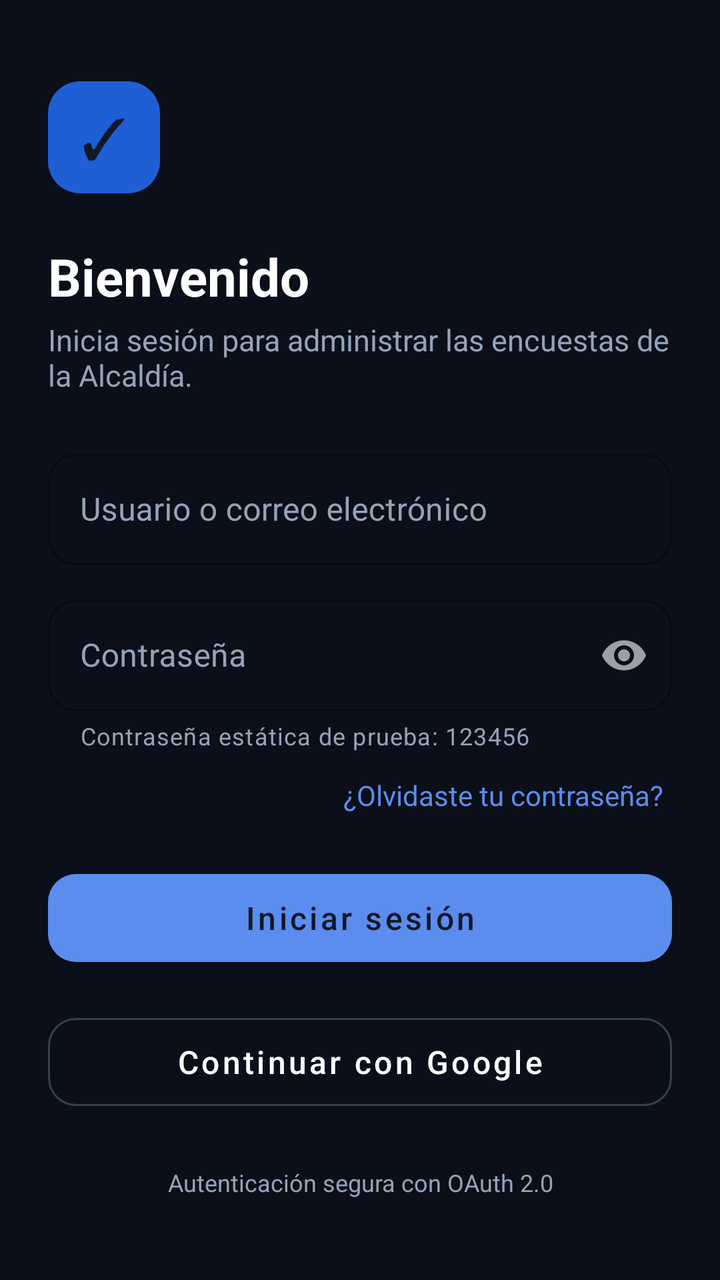
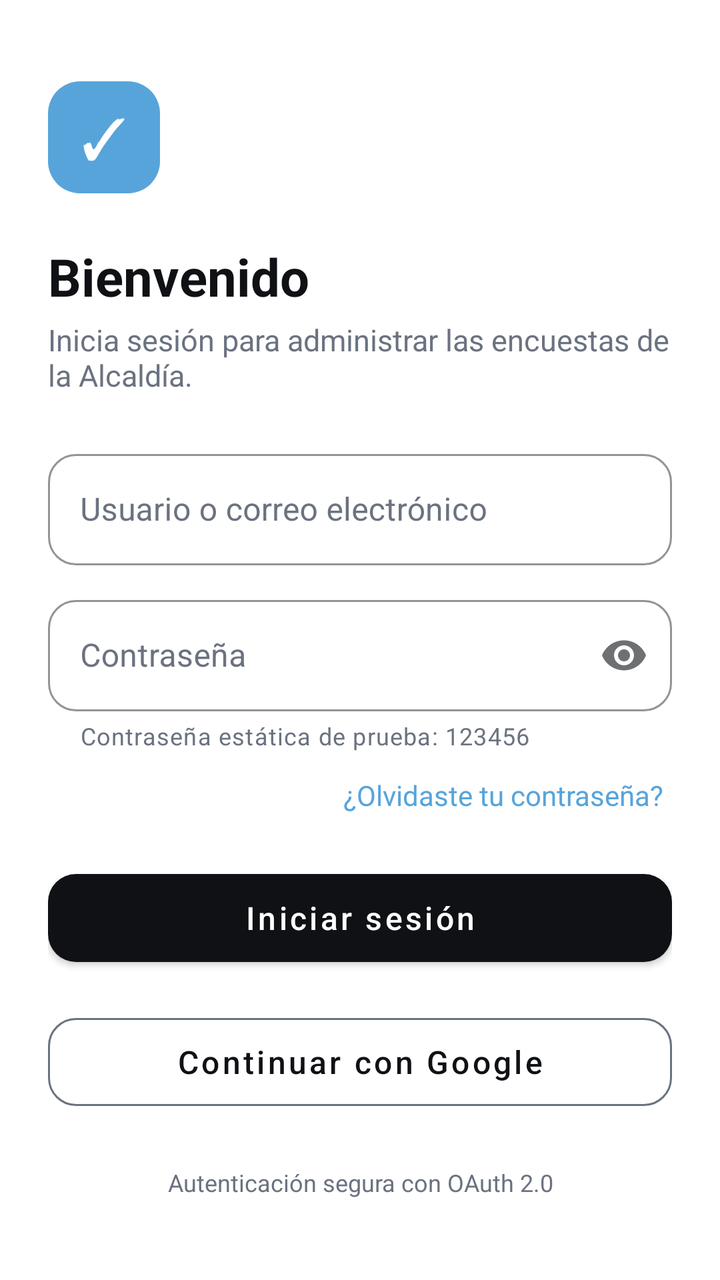

An Android layout rendered at two revisions. The XML below is the earlier revision; the diff shows what the commit changed to produce the second picture.
<!-- AndroidManifest.xml: application theme Theme.App_Encuestas -->
<!-- res/layout/activity_login.xml -->
<?xml version="1.0" encoding="utf-8"?>
<ScrollView xmlns:android="http://schemas.android.com/apk/res/android"
    xmlns:app="http://schemas.android.com/apk/res-auto"
    android:layout_width="match_parent"
    android:layout_height="match_parent"
    android:background="#0B0F19"
    android:fillViewport="true"
    android:fitsSystemWindows="true">

    <LinearLayout
        android:layout_width="match_parent"
        android:layout_height="wrap_content"
        android:gravity="center_vertical"
        android:orientation="vertical"
        android:padding="24dp">

        <TextView
            android:layout_width="56dp"
            android:layout_height="56dp"
            android:background="@drawable/bg_logo"
            android:gravity="center"
            android:text="✓"
            android:textColor="#111827"
            android:textSize="28sp" />

        <TextView
            android:layout_width="wrap_content"
            android:layout_height="wrap_content"
            android:layout_marginTop="24dp"
            android:text="Bienvenido"
            android:textColor="#FFFFFF"
            android:textSize="26sp"
            android:textStyle="bold" />

        <TextView
            android:layout_width="wrap_content"
            android:layout_height="wrap_content"
            android:layout_marginTop="4dp"
            android:text="Inicia sesión para administrar las encuestas de la Alcaldía."
            android:textColor="#94A3B8"
            android:textSize="15sp" />

        <com.google.android.material.textfield.TextInputLayout
            style="@style/App.TextInput"
            android:layout_width="match_parent"
            android:layout_height="wrap_content"
            android:layout_marginTop="24dp"
            android:hint="Usuario o correo electrónico">

            <com.google.android.material.textfield.TextInputEditText
                android:id="@+id/etLoginEmail"
                android:layout_width="match_parent"
                android:layout_height="wrap_content"
                android:inputType="textEmailAddress|text"
                android:textColor="#FFFFFF" />
        </com.google.android.material.textfield.TextInputLayout>

        <com.google.android.material.textfield.TextInputLayout
            style="@style/App.TextInput"
            android:layout_width="match_parent"
            android:layout_height="wrap_content"
            android:layout_marginTop="12dp"
            android:hint="Contraseña"
            app:endIconMode="password_toggle"
            app:helperText="Contraseña estática de prueba: 123456"
            app:helperTextTextColor="#94A3B8">

            <com.google.android.material.textfield.TextInputEditText
                android:id="@+id/etLoginPassword"
                android:layout_width="match_parent"
                android:layout_height="wrap_content"
                android:inputType="textPassword"
                android:textColor="#FFFFFF" />
        </com.google.android.material.textfield.TextInputLayout>

        <TextView
            android:id="@+id/tvForgot"
            android:layout_width="wrap_content"
            android:layout_height="wrap_content"
            android:layout_gravity="end"
            android:layout_marginTop="8dp"
            android:padding="4dp"
            android:text="¿Olvidaste tu contraseña?"
            android:textColor="#5B8DEF" />

        <com.google.android.material.button.MaterialButton
            android:id="@+id/btnLogin"
            style="@style/App.Button"
            android:layout_width="match_parent"
            android:layout_height="56dp"
            android:layout_marginTop="20dp"
            android:text="Iniciar sesión" />

        <com.google.android.material.button.MaterialButton
            android:id="@+id/btnGoogle"
            style="@style/App.Button.Outlined"
            android:layout_width="match_parent"
            android:layout_height="56dp"
            android:layout_marginTop="16dp"
            android:text="Continuar con Google" />

        <TextView
            android:layout_width="match_parent"
            android:layout_height="wrap_content"
            android:layout_marginTop="24dp"
            android:gravity="center"
            android:text="Autenticación segura con OAuth 2.0"
            android:textColor="#94A3B8"
            android:textSize="12sp" />
    </LinearLayout>
</ScrollView>
<!-- resources referenced by this layout -->
<resources>
  <!-- drawable bg_logo (drawable) -->
  <?xml version="1.0" encoding="utf-8"?>
  <shape xmlns:android="http://schemas.android.com/apk/res/android" android:shape="rectangle">
      <solid android:color="#1F5FD6" />
      <corners android:radius="16dp" />
  </shape>
  <style name="App.Button" parent="Widget.MaterialComponents.Button">
          <item name="backgroundTint">#5B8DEF</item>
          <item name="android:textColor">#111827</item>
          <item name="cornerRadius">14dp</item>
          <item name="android:textAllCaps">false</item>
          <item name="android:textSize">16sp</item>
      </style>
  <style name="App.Button.Outlined" parent="Widget.MaterialComponents.Button.OutlinedButton">
          <item name="android:textColor">#FFFFFF</item>
          <item name="strokeColor">#334155</item>
          <item name="cornerRadius">14dp</item>
          <item name="android:textAllCaps">false</item>
          <item name="android:textSize">16sp</item>
      </style>
  <style name="App.TextInput" parent="Widget.MaterialComponents.TextInputLayout.OutlinedBox">
          <item name="boxStrokeColor">#5B8DEF</item>
          <item name="hintTextColor">#94A3B8</item>
          <item name="android:textColorHint">#94A3B8</item>
          <item name="boxCornerRadiusTopStart">14dp</item>
          <item name="boxCornerRadiusTopEnd">14dp</item>
          <item name="boxCornerRadiusBottomStart">14dp</item>
          <item name="boxCornerRadiusBottomEnd">14dp</item>
      </style>
  <style name="Theme.App_Encuestas" parent="Theme.MaterialComponents.NoActionBar">
          <item name="colorPrimary">#5B8DEF</item>
          <item name="colorOnPrimary">#111827</item>
          <item name="colorSurface">#111827</item>
          <item name="colorOnSurface">#FFFFFF</item>
          <item name="android:windowBackground">#0B0F19</item>
      </style>
</resources>

<!-- the commit's change to res/layout/activity_login.xml (unified diff, before → after) -->
@@ -3,7 +3,7 @@
     xmlns:app="http://schemas.android.com/apk/res-auto"
     android:layout_width="match_parent"
     android:layout_height="match_parent"
-    android:background="#0B0F19"
+    android:background="@color/white"
     android:fillViewport="true"
     android:fitsSystemWindows="true">
 
@@ -20,7 +20,7 @@
             android:background="@drawable/bg_logo"
             android:gravity="center"
             android:text="✓"
-            android:textColor="#111827"
+            android:textColor="@color/white"
             android:textSize="28sp" />
 
         <TextView
@@ -28,7 +28,7 @@
             android:layout_height="wrap_content"
             android:layout_marginTop="24dp"
             android:text="Bienvenido"
-            android:textColor="#FFFFFF"
+            android:textColor="@color/black"
             android:textSize="26sp"
             android:textStyle="bold" />
 
@@ -37,7 +37,7 @@
             android:layout_height="wrap_content"
             android:layout_marginTop="4dp"
             android:text="Inicia sesión para administrar las encuestas de la Alcaldía."
-            android:textColor="#94A3B8"
+            android:textColor="@color/text_gray"
             android:textSize="15sp" />
 
         <com.google.android.material.textfield.TextInputLayout
@@ -52,7 +52,7 @@
                 android:layout_width="match_parent"
                 android:layout_height="wrap_content"
                 android:inputType="textEmailAddress|text"
-                android:textColor="#FFFFFF" />
+                android:textColor="@color/black" />
         </com.google.android.material.textfield.TextInputLayout>
 
         <com.google.android.material.textfield.TextInputLayout
@@ -63,14 +63,14 @@
             android:hint="Contraseña"
             app:endIconMode="password_toggle"
             app:helperText="Contraseña estática de prueba: 123456"
-            app:helperTextTextColor="#94A3B8">
+            app:helperTextTextColor="@color/text_gray">
 
             <com.google.android.material.textfield.TextInputEditText
                 android:id="@+id/etLoginPassword"
                 android:layout_width="match_parent"
                 android:layout_height="wrap_content"
                 android:inputType="textPassword"
-                android:textColor="#FFFFFF" />
+                android:textColor="@color/black" />
         </com.google.android.material.textfield.TextInputLayout>
 
         <TextView
@@ -81,7 +81,7 @@
             android:layout_marginTop="8dp"
             android:padding="4dp"
             android:text="¿Olvidaste tu contraseña?"
-            android:textColor="#5B8DEF" />
+            android:textColor="@color/primary_blue" />
 
         <com.google.android.material.button.MaterialButton
             android:id="@+id/btnLogin"
@@ -105,7 +105,7 @@
             android:layout_marginTop="24dp"
             android:gravity="center"
             android:text="Autenticación segura con OAuth 2.0"
-            android:textColor="#94A3B8"
+            android:textColor="@color/text_gray"
             android:textSize="12sp" />
     </LinearLayout>
 </ScrollView>
<!-- resource entries referenced after the edit -->
@@ -1,40 +1,48 @@
 <!-- resources referenced by this layout -->
 <resources>
+  <color name="black">#FF0F1115</color>
+  <color name="primary_blue">#57A4DB</color>
+  <color name="text_gray">#6B7280</color>
+  <color name="white">#FFFFFFFF</color>
   <!-- drawable bg_logo (drawable) -->
   <?xml version="1.0" encoding="utf-8"?>
   <shape xmlns:android="http://schemas.android.com/apk/res/android" android:shape="rectangle">
-      <solid android:color="#1F5FD6" />
+      <solid android:color="@color/primary_blue" />
       <corners android:radius="16dp" />
   </shape>
   <style name="App.Button" parent="Widget.MaterialComponents.Button">
-          <item name="backgroundTint">#5B8DEF</item>
-          <item name="android:textColor">#111827</item>
+          <item name="backgroundTint">@color/black</item>
+          <item name="android:textColor">@color/white</item>
           <item name="cornerRadius">14dp</item>
           <item name="android:textAllCaps">false</item>
           <item name="android:textSize">16sp</item>
       </style>
   <style name="App.Button.Outlined" parent="Widget.MaterialComponents.Button.OutlinedButton">
-          <item name="android:textColor">#FFFFFF</item>
-          <item name="strokeColor">#334155</item>
+          <item name="android:textColor">@color/black</item>
+          <item name="strokeColor">@color/text_gray</item>
           <item name="cornerRadius">14dp</item>
           <item name="android:textAllCaps">false</item>
           <item name="android:textSize">16sp</item>
       </style>
   <style name="App.TextInput" parent="Widget.MaterialComponents.TextInputLayout.OutlinedBox">
-          <item name="boxStrokeColor">#5B8DEF</item>
-          <item name="hintTextColor">#94A3B8</item>
-          <item name="android:textColorHint">#94A3B8</item>
+          <item name="boxStrokeColor">@color/text_gray</item>
+          <item name="hintTextColor">@color/text_gray</item>
+          <item name="android:textColorHint">@color/text_gray</item>
           <item name="boxCornerRadiusTopStart">14dp</item>
           <item name="boxCornerRadiusTopEnd">14dp</item>
           <item name="boxCornerRadiusBottomStart">14dp</item>
           <item name="boxCornerRadiusBottomEnd">14dp</item>
       </style>
   <style name="Theme.App_Encuestas" parent="Theme.MaterialComponents.NoActionBar">
-          <item name="colorPrimary">#5B8DEF</item>
-          <item name="colorOnPrimary">#111827</item>
-          <item name="colorSurface">#111827</item>
-          <item name="colorOnSurface">#FFFFFF</item>
-          <item name="android:windowBackground">#0B0F19</item>
+          <item name="colorPrimary">@color/black</item>
+          <item name="colorOnPrimary">@color/white</item>
+          <item name="colorSecondary">@color/primary_blue</item>
+          <item name="colorOnSecondary">@color/white</item>
+          <item name="colorSurface">@color/white</item>
+          <item name="colorOnSurface">@color/black</item>
+          <item name="android:windowBackground">@color/white</item>
+          <item name="android:statusBarColor">@color/black</item>
+          <item name="android:navigationBarColor">@color/white</item>
       </style>
 </resources>
 
